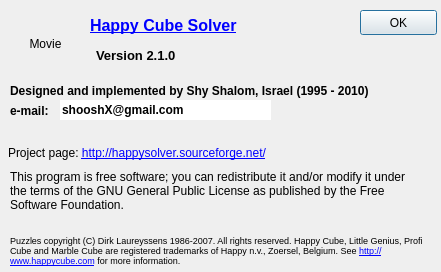
This is src/about.ui in shooshx/happysolver as Qt 5 draws it before an edit. The edited form follows.
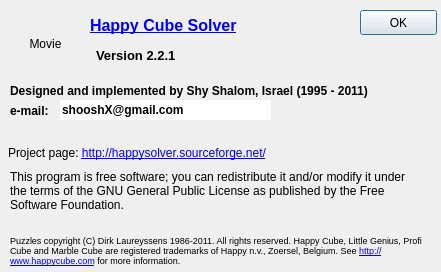
This is the edited form.

Patch:
```diff
--- a/src/about.ui
+++ b/src/about.ui
@@ -70,8 +70,8 @@
      <strikeout>false</strikeout>
     </font>
    </property>
-   <property name="text" >
-    <string>Version 2.1.0</string>
+   <property name="text">
+    <string>Version 2.2.1</string>
    </property>
   </widget>
   <widget class="QLabel" name="label_4" >
@@ -94,8 +94,8 @@
      <strikeout>false</strikeout>
     </font>
    </property>
-   <property name="text" >
-    <string>Designed and implemented by Shy Shalom, Israel (1995 - 2010)</string>
+   <property name="text">
+    <string>Designed and implemented by Shy Shalom, Israel (1995 - 2011)</string>
    </property>
    <property name="scaledContents" >
     <bool>false</bool>
@@ -124,8 +124,8 @@
      <strikeout>false</strikeout>
     </font>
    </property>
-   <property name="text" >
-    <string>Puzzles copyright (C) Dirk Laureyssens 1986-2007. All rights reserved.  Happy Cube, Little Genius, Profi Cube and Marble Cube are registered  trademarks of Happy n.v., Zoersel, Belgium. See &lt;a href="http://www.happycube.com">http://www.happycube.com&lt;/a> for more information. </string>
+   <property name="text">
+    <string>Puzzles copyright (C) Dirk Laureyssens 1986-2011. All rights reserved.  Happy Cube, Little Genius, Profi Cube and Marble Cube are registered  trademarks of Happy n.v., Zoersel, Belgium. See &lt;a href=&quot;http://www.happycube.com&quot;&gt;http://www.happycube.com&lt;/a&gt; for more information. </string>
    </property>
    <property name="textFormat" >
     <enum>Qt::RichText</enum>
```
Left out of the diff: 119 changed lines with no effect on the pictures.
